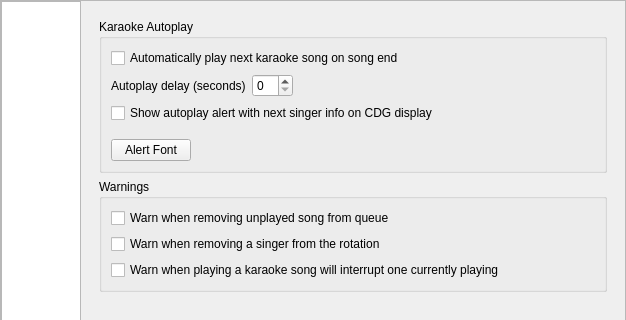
Before: the Qt Designer form OpenKJ/dlgsettings.ui in OpenKJ/OpenKJ, drawn with Qt 5; both pictures show x 0 to 626 and y 0 to 320 of the 626 by 784 pixel window.
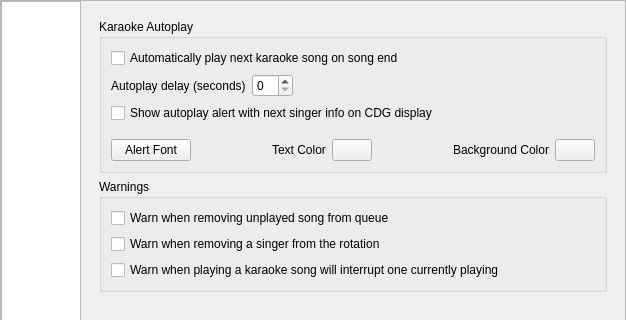
After: the same form once the commit is applied. Icons and pictures are not drawn.

Commit message:
Try a different approach for alert and fullscreen toggle btn to try to get it working on Mac.
Also, added color settings for the autoplay alert screen.

What changed in the file:
```diff
--- a/OpenKJ/dlgsettings.ui
+++ b/OpenKJ/dlgsettings.ui
@@ -947,6 +947,47 @@
                    </property>
                   </spacer>
                  </item>
+                 <item>
+                  <widget class="QLabel" name="label_12">
+                   <property name="text">
+                    <string>Text Color</string>
+                   </property>
+                  </widget>
+                 </item>
+                 <item>
+                  <widget class="QPushButton" name="btnAlertTxtColor">
+                   <property name="text">
+                    <string/>
+                   </property>
+                  </widget>
+                 </item>
+                 <item>
+                  <spacer name="horizontalSpacer_8">
+                   <property name="orientation">
+                    <enum>Qt::Horizontal</enum>
+                   </property>
+                   <property name="sizeHint" stdset="0">
+                    <size>
+                     <width>40</width>
+                     <height>20</height>
+                    </size>
+                   </property>
+                  </spacer>
+                 </item>
+                 <item>
+                  <widget class="QLabel" name="label_16">
+                   <property name="text">
+                    <string>Background Color</string>
+                   </property>
+                  </widget>
+                 </item>
+                 <item>
+                  <widget class="QPushButton" name="btnAlertBgColor">
+                   <property name="text">
+                    <string/>
+                   </property>
+                  </widget>
+                 </item>
                 </layout>
                </item>
               </layout>
```
The commit also changes 7 other files.
